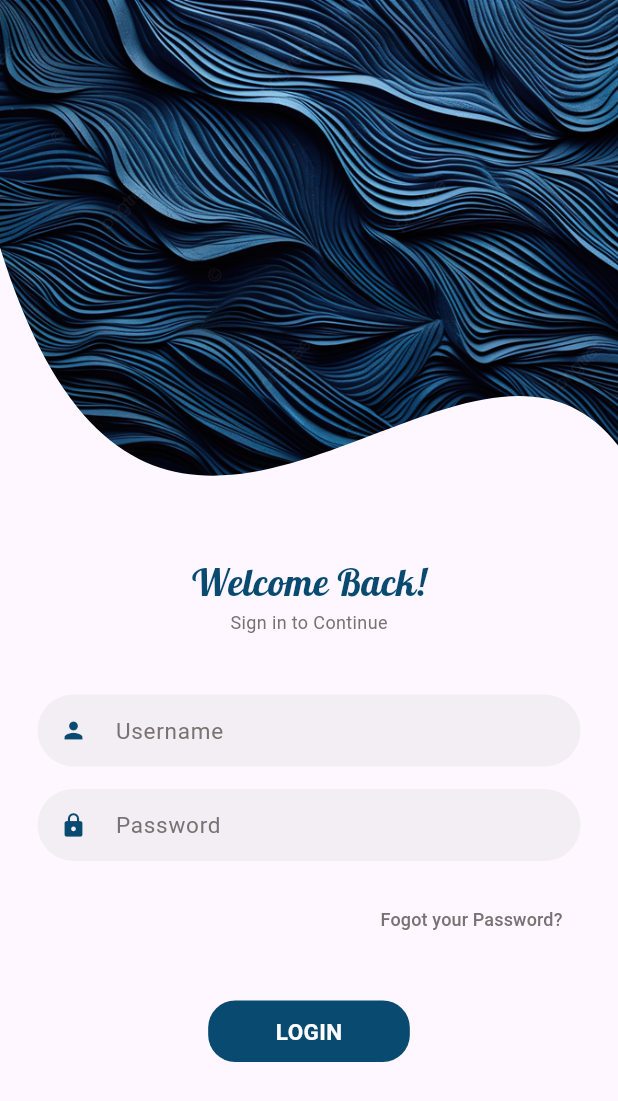
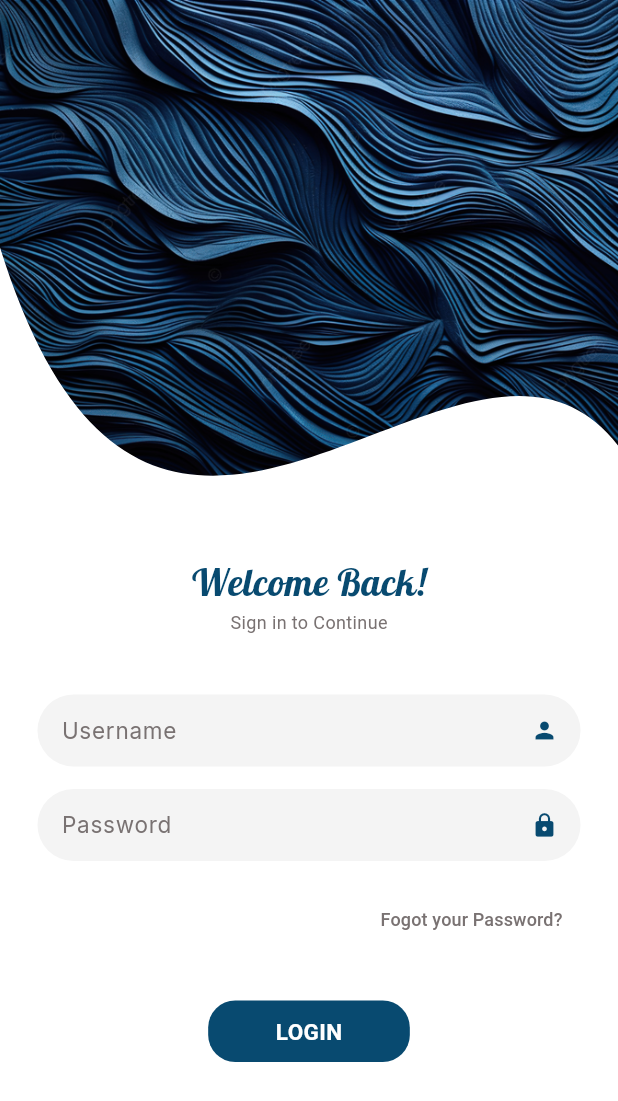
Before and after one commit to HashiniDivyanjanee/Vehicle_Service_App, a Flutter app: the screen it shows after launch, on a phone screen of 412 x 824 dp. Shown: the top 1101 px of the screen. Run offline on Flutter 3.47's test engine with Material 3 defaults, Android fonts, the phone set to English and light mode, and no system bars; our stand-ins replace go_router.

Commit message:
Change Background Color

```diff
--- a/lib/main.dart
+++ b/lib/main.dart
@@ -12,7 +12,8 @@ class MyApp extends StatelessWidget {
     return MaterialApp.router(
       debugShowCheckedModeBanner: false,
       theme: ThemeData(
-        brightness: Brightness.light,
+        scaffoldBackgroundColor: Colors.white
+
       ),
       routerConfig: router,
     );
--- a/lib/src/constant/front.dart
+++ b/lib/src/constant/front.dart
@@ -1,4 +1,5 @@
 class AppFontFamily {
   static const String primaryFont = "Roboto";
   static const String secondaryFont = "Lobster";
+   static const String HintTextFont = "VariableFont_opsz";
 }
--- a/lib/src/core/widgets/drop_down_menu_widget.dart
+++ b/lib/src/core/widgets/drop_down_menu_widget.dart
@@ -1,4 +1,5 @@
 import 'package:flutter/material.dart';
+import 'package:vehicle_service_app/src/constant/themes.dart';
 
 class DropDownMenuWidget extends StatefulWidget {
   const DropDownMenuWidget({super.key});
@@ -19,6 +20,14 @@ class _DropDownMenuWidgetState extends State<DropDownMenuWidget> {
   @override
   Widget build(BuildContext context) {
     return Container(
+      margin: EdgeInsets.only(bottom: 15, left: 25, right: 25),
+      decoration: BoxDecoration(
+          color: AppThemes.TextField_Bg_Color,
+          borderRadius: BorderRadius.circular(30)),
+      child: Padding(
+        padding: EdgeInsets.symmetric(
+          horizontal: 85,
+        ),
         child: DropdownButton(
           value: selectedItem,
           items: dropDownItems.map((String item) {
@@ -33,6 +42,7 @@ class _DropDownMenuWidgetState extends State<DropDownMenuWidget> {
             });
           },
         ),
+      ),
     );
   }
 }
--- a/lib/src/core/widgets/text_form_field.dart
+++ b/lib/src/core/widgets/text_form_field.dart
@@ -1,4 +1,5 @@
 import 'package:flutter/material.dart';
+import 'package:vehicle_service_app/src/constant/front.dart';
 import 'package:vehicle_service_app/src/constant/themes.dart';
 
 class TextFormFieldComponent extends StatelessWidget {
@@ -6,16 +7,17 @@ class TextFormFieldComponent extends StatelessWidget {
 
   final bool obscureText;
   final TextEditingController controller;
-  final IconData prefixIcon;
+  final IconData suffixIcon;
   final TextCapitalization textCapitalization;
   final String lableText;
-
+  final int maxLines;
   TextFormFieldComponent({
     super.key,
     required this.lableText,
+    required this.maxLines,
     required this.obscureText,
     required this.controller,
-    required this.prefixIcon,
+    required this.suffixIcon,
     this.textCapitalization = TextCapitalization.none,
     this.inputType,
   });
@@ -29,14 +31,14 @@ class TextFormFieldComponent extends StatelessWidget {
         controller: controller,
         textCapitalization: textCapitalization,
         maxLength: 32,
-        maxLines: 1,
+        maxLines: maxLines,
         obscureText: obscureText,
         keyboardType: inputType,
         textAlign: TextAlign.start,
         style: TextStyle(color: Colors.black, fontSize: 12),
         decoration: InputDecoration(
-            prefixIcon: Icon(
-              prefixIcon,
+            suffixIcon: Icon(
+              suffixIcon,
               color: AppThemes.PrimaryColor,
             ),
             isDense: true,
@@ -44,7 +46,8 @@ class TextFormFieldComponent extends StatelessWidget {
             filled: true,
             fillColor: AppThemes.TextField_Bg_Color,
             counterText: "",
-            labelStyle: TextStyle(color: AppThemes.SecondTextColor, fontSize: 15),
+            labelStyle:
+                TextStyle(color: AppThemes.SecondTextColor, fontSize: 15, fontFamily: AppFontFamily.HintTextFont),
             border: OutlineInputBorder(
                 borderRadius: BorderRadius.circular(30),
                 borderSide: BorderSide.none // remove frame
--- a/lib/src/ui/screen/login.dart
+++ b/lib/src/ui/screen/login.dart
@@ -56,18 +56,20 @@ class Login extends StatelessWidget {
             TextFormFieldComponent(
               controller: nameController,
               lableText: "Username",
-              prefixIcon: Icons.person,
+              suffixIcon: Icons.person,
               inputType: TextInputType.name,
               textCapitalization: TextCapitalization.words,
               obscureText: false,
+              maxLines: 1,
             ),
             TextFormFieldComponent(
               controller: pwController,
               lableText: "Password",
-              prefixIcon: Icons.lock,
+              suffixIcon: Icons.lock,
               inputType: TextInputType.visiblePassword,
               textCapitalization: TextCapitalization.characters,
               obscureText: true,
+              maxLines: 1,
             ),
             Container(
               margin: EdgeInsets.only(right: 25),
@@ -90,7 +92,8 @@ class Login extends StatelessWidget {
                 textColor: Colors.white,
                 buttonColor: AppThemes.PrimaryColor,
                 callback: () {
-                  GoRouter.of(context).pushNamed(MyAppRouteConstants.job_detailsRoute);
+                  GoRouter.of(context)
+                      .pushNamed(MyAppRouteConstants.job_detailsRoute);
                 }),
           ],
         ),
```
Lines whose indentation alone changed are shown as unchanged.
